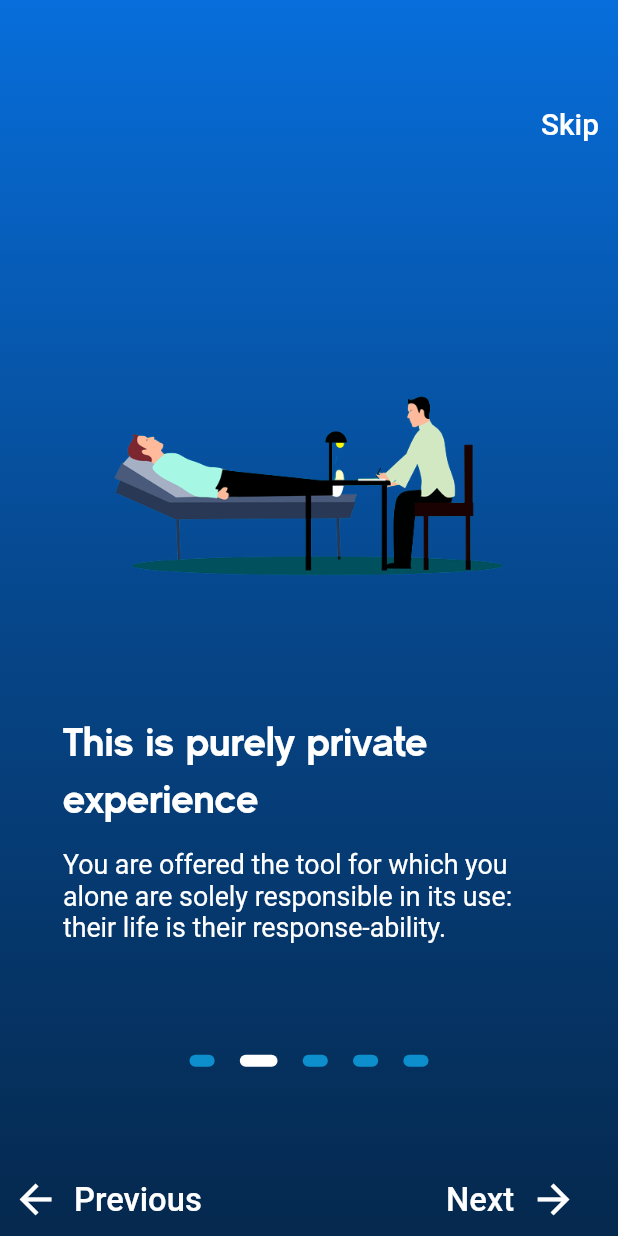
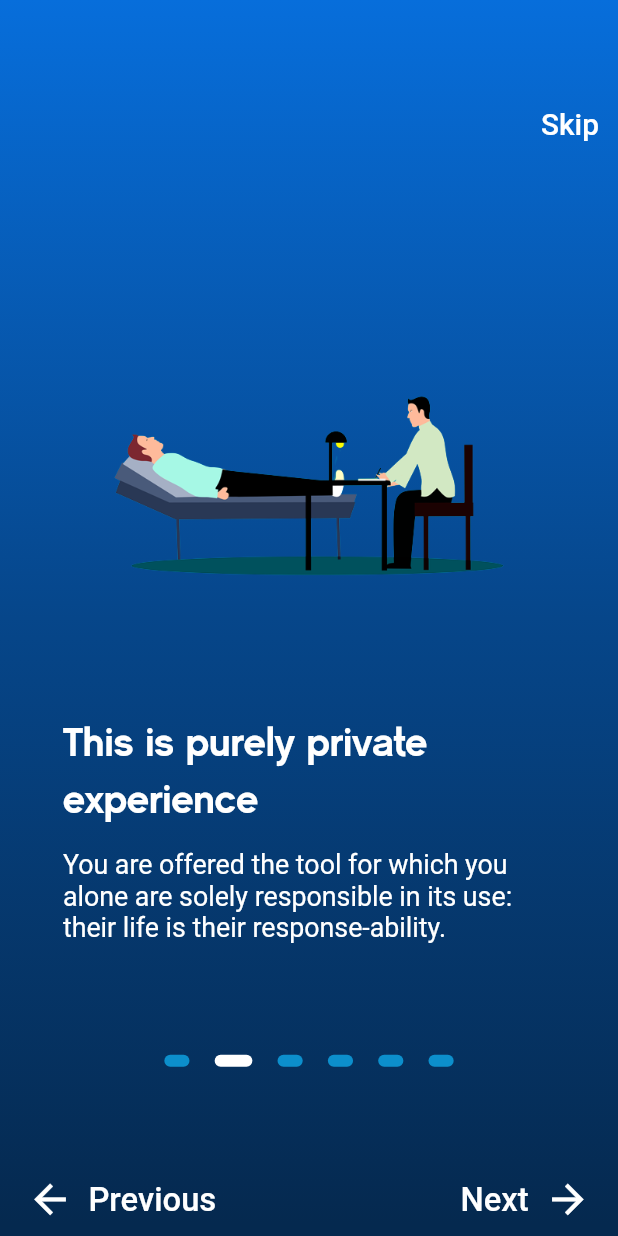
Before and after one commit to SrKaiser/Magic-Mirror-TFG, a Flutter app: the screen it shows after launch, swiped to page 2, on a phone screen of 412 x 824 dp. Run offline on Flutter 3.47's test engine with Material 2 defaults, Android fonts, the phone set to English and light mode, and no system bars; our stand-ins replace email_validator, firebase_auth, firebase_core, firebase_database, firebase_storage, flutter_colorpicker and 7 more; accounts and stored records are empty.

Commit message:
Finalización V1
Responsive, alertas, información...

```diff
--- a/lib/main.dart
+++ b/lib/main.dart
@@ -6,6 +6,7 @@ import 'package:flutter/material.dart';
 import 'package:flutter_screenutil/flutter_screenutil.dart';
 import 'package:stress_record_app/navobserver.dart';
 import 'package:stress_record_app/screens/auth_process/forgotpass_screen.dart';
+import 'package:stress_record_app/screens/create_topic/caution.dart';
 import 'package:stress_record_app/screens/drawer/iedata.dart';
 import 'package:stress_record_app/screens/edit_topic/edit_body.dart';
 import 'package:stress_record_app/screens/edit_topic/edit_color.dart';
@@ -124,6 +125,7 @@ class _MyAppState extends State<MyApp> {
           EditColorScreen.routeName: (context) => EditColorScreen(),
           EditBodyScreen.routeName: (context) => EditBodyScreen(),
           ImportExportScreen.routeName: (context) => ImportExportScreen(),
+          CautionScreen.routeName: (context) => CautionScreen(),
         },
       ),
     );
--- a/lib/screens/auth_process/signup_screen.dart
+++ b/lib/screens/auth_process/signup_screen.dart
@@ -12,8 +12,6 @@ import '../topics_panel/topic_panel.dart';
 import '../../utilities/title_app.dart';
 import './login_screen.dart';
 
-import 'dart:io';
-import 'dart:typed_data';
 import 'package:flutter/services.dart';
 import 'package:path_provider/path_provider.dart';
 
--- a/lib/screens/auth_process/welcome_screen.dart
+++ b/lib/screens/auth_process/welcome_screen.dart
@@ -13,7 +13,7 @@ class WelcomeScreen extends StatefulWidget {
 }
 
 class _WelcomeScreenState extends State<WelcomeScreen> {
-  final int _numPages = 5;
+  final int _numPages = 6;
   final PageController _pageController = PageController(initialPage: 0);
   int _currentPage = 0;
 
@@ -43,7 +43,9 @@ class _WelcomeScreenState extends State<WelcomeScreen> {
     return Scaffold(
       body: AnnotatedRegion<SystemUiOverlayStyle>(
         value: SystemUiOverlayStyle.light,
-        child: Container(
+        child: Stack(
+          children: [
+            Container(
               decoration: BoxDecoration(
                 gradient: LinearGradient(
                   begin: Alignment.topCenter,
@@ -59,7 +61,6 @@ class _WelcomeScreenState extends State<WelcomeScreen> {
               child: Padding(
                 padding: EdgeInsets.only(top: 60.h),
                 child: Column(
-              crossAxisAlignment: CrossAxisAlignment.end,
                   children: <Widget>[
                     Container(
                       alignment: Alignment.centerRight,
@@ -226,6 +227,34 @@ class _WelcomeScreenState extends State<WelcomeScreen> {
                               ],
                             ),
                           ),
+                          Padding(
+                            padding: EdgeInsets.symmetric(
+                                vertical: 40.h, horizontal: 40.w),
+                            child: Column(
+                              crossAxisAlignment: CrossAxisAlignment.start,
+                              children: <Widget>[
+                                Center(
+                                  child: Image(
+                                    image: AssetImage(
+                                      'assets/images/memories.png',
+                                    ),
+                                    height: 300.h,
+                                    width: 300.w,
+                                  ),
+                                ),
+                                SizedBox(height: 30.h),
+                                Text(
+                                  'You are learning to edit your memories',
+                                  style: kTitleStyle,
+                                ),
+                                SizedBox(height: 15.h),
+                                Text(
+                                  'Those are their own memories, that they created/experienced those memories in the past, and take full responsibility to heal those memories in the present.',
+                                  style: kSubtitleStyle,
+                                ),
+                              ],
+                            ),
+                          ),
                         ],
                       ),
                     ),
@@ -233,13 +262,18 @@ class _WelcomeScreenState extends State<WelcomeScreen> {
                       mainAxisAlignment: MainAxisAlignment.center,
                       children: _buildPageIndicator(),
                     ),
-                if (_currentPage > 0 && _currentPage <= _numPages - 2)
-                  Expanded(
-                    child: Align(
-                      alignment: FractionalOffset.bottomRight,
+                  ],
+                ),
+              ),
+            ),
+            Positioned(
+              left: 0,
+              right: 0,
+              bottom: 0,
               child: Row(
-                        mainAxisAlignment: MainAxisAlignment.start,
+                mainAxisAlignment: MainAxisAlignment.end,
                 children: [
+                  if (_currentPage > 0)
                     TextButton(
                       onPressed: () {
                         _pageController.previousPage(
@@ -266,40 +300,8 @@ class _WelcomeScreenState extends State<WelcomeScreen> {
                       ),
                     ),
                   SizedBox(width: 140.w),
+                  if (_currentPage < _numPages - 1)
                     TextButton(
-                            onPressed: () {
-                              _pageController.nextPage(
-                                duration: Duration(milliseconds: 500),
-                                curve: Curves.ease,
-                              );
-                            },
-                            child: Row(
-                              children: <Widget>[
-                                Text(
-                                  'Next',
-                                  style: TextStyle(
-                                    color: Colors.white,
-                                    fontSize: 22.sp,
-                                  ),
-                                ),
-                                SizedBox(width: 10.w),
-                                Icon(
-                                  Icons.arrow_forward,
-                                  color: Colors.white,
-                                  size: 30.0.w,
-                                ),
-                              ],
-                            ),
-                          ),
-                        ],
-                      ),
-                    ),
-                  )
-                else if (_currentPage == 0)
-                  Expanded(
-                    child: Align(
-                      alignment: FractionalOffset.bottomRight,
-                      child: TextButton(
                       onPressed: () {
                         _pageController.nextPage(
                           duration: Duration(milliseconds: 500),
@@ -325,52 +327,50 @@ class _WelcomeScreenState extends State<WelcomeScreen> {
                           SizedBox(width: 9.25.w),
                         ],
                       ),
+                    )
+                  else
+                    TextButton(
+                      onPressed: () {
+                        showDialog(
+                          context: context,
+                          builder: (_) {
+                            return AlertDialog(
+                              shape: RoundedRectangleBorder(
+                                borderRadius: BorderRadius.circular(15.0).w,
+                              ),
+                              backgroundColor: Color.fromARGB(255, 8, 54, 85),
+                              title: Text(
+                                'Disclaimer',
+                                style: TextStyle(color: Colors.white),
+                              ),
+                              content: Text(
+                                'The software is provided as-is and the user alone is responsible for its use and consequences. No others are liable. This is free open source software.',
+                                style: TextStyle(color: Colors.white),
+                              ),
+                              actions: [
+                                TextButton(
+                                  onPressed: () {
+                                    Navigator.of(context).pop();
+                                    Navigator.of(context).pushReplacementNamed(
+                                        LoginScreen.routeName);
+                                  },
+                                  child: Text(
+                                    'Ok',
+                                    style: TextStyle(
+                                        color: Colors.white, fontSize: 16),
                                   ),
                                 ),
-                  )
-                else if (_currentPage == _numPages - 1)
-                  Expanded(
-                    child: Align(
-                      alignment: FractionalOffset.bottomRight,
-                      child: Row(
-                        mainAxisAlignment: MainAxisAlignment.start,
-                        children: [
-                          TextButton(
-                            onPressed: () {
-                              _pageController.previousPage(
-                                duration: Duration(milliseconds: 500),
-                                curve: Curves.ease,
+                              ],
                             );
                           },
-                            child: Row(
-                              children: <Widget>[
-                                Icon(
-                                  Icons.arrow_back,
-                                  color: Colors.white,
-                                  size: 30.0.w,
-                                ),
-                                SizedBox(width: 10.w),
-                                Text(
-                                  'Previous',
+                        );
+                      },
+                      child: Text(
+                        'Let\'s start',
                         style: TextStyle(
                           color: Colors.white,
                           fontSize: 22.sp,
                         ),
-                                ),
-                              ],
-                            ),
-                          ),
-                          SizedBox(width: 130.w),
-                          TextButton(
-                            onPressed: () => Navigator.of(context)
-                                .pushReplacementNamed(LoginScreen.routeName),
-                            child: Row(
-                              children: <Widget>[
-                                Text(
-                                  'Let\'s start',
-                                  style: TextStyle(
-                                    color: Colors.white,
-                                    fontSize: 22.sp,
                       ),
                     ),
                 ],
@@ -379,12 +379,6 @@ class _WelcomeScreenState extends State<WelcomeScreen> {
           ],
         ),
       ),
-                  )
-              ],
-            ),
-          ),
-        ),
-      ),
     );
   }
 }
--- a/lib/screens/drawer/settings_screen.dart
+++ b/lib/screens/drawer/settings_screen.dart
@@ -401,7 +401,7 @@ class _SettingsScreenState extends State<SettingsScreen> {
                               ),
                             ),
                             style: ElevatedButton.styleFrom(
-                              primary: Color.fromARGB(255, 3, 35, 94),
+                              backgroundColor: Color.fromARGB(255, 3, 35, 94),
                               padding: EdgeInsets.symmetric(
                                       horizontal: 16.0, vertical: 12.0)
                                   .r,
@@ -426,7 +426,7 @@ class _SettingsScreenState extends State<SettingsScreen> {
                               ),
                             ),
                             style: ElevatedButton.styleFrom(
-                              primary: Color.fromARGB(255, 3, 35, 94),
+                              backgroundColor: Color.fromARGB(255, 3, 35, 94),
                               padding: EdgeInsets.symmetric(
                                       horizontal: 16.0, vertical: 12.0)
                                   .r,
@@ -567,7 +567,7 @@ class _SettingsScreenState extends State<SettingsScreen> {
                           ),
                         ),
                         style: ElevatedButton.styleFrom(
-                          primary: Color.fromARGB(255, 3, 35, 94),
+                          backgroundColor: Color.fromARGB(255, 3, 35, 94),
                           padding: EdgeInsets.symmetric(
                                   horizontal: 16.0, vertical: 12.0)
                               .r,
--- a/lib/screens/edit_topic/edit_color.dart
+++ b/lib/screens/edit_topic/edit_color.dart
@@ -91,7 +91,6 @@ class _EditColorScreenState extends State<EditColorScreen> {
                         child: ColorPicker(
                           pickerColor: selectedColor,
                           onColorChanged: changeColor,
-                          showLabel: true,
                           pickerAreaHeightPercent: 0.5,
                         ),
                       ),
--- a/pubspec.yaml
+++ b/pubspec.yaml
@@ -79,6 +79,7 @@ flutter:
     - assets/images/thumbsup.png
     - assets/images/avatar.jpg
     - assets/images/body_region.png
+    - assets/images/memories.png
 
   # An image asset can refer to one or more resolution-specific "variants", see
   # https://flutter.dev/assets-and-images/#resolution-aware.
```
Also changed, not shown: lib/screens/create_topic/association_body_region.dart (+8 -0 lines), lib/screens/create_topic/association_color.dart (+9 -1 lines), lib/screens/create_topic/association_shape.dart (+19 -8 lines), lib/screens/create_topic/associations.dart (+20 -4 lines), lib/screens/create_topic/caution.dart (added, +273 -0 lines), lib/screens/create_topic/charge_level.dart (+7 -3 lines), lib/screens/edit_topic/edit_body.dart (+7 -7 lines), assets/images/memories.png (added). Lines whose indentation alone changed are shown as unchanged.
